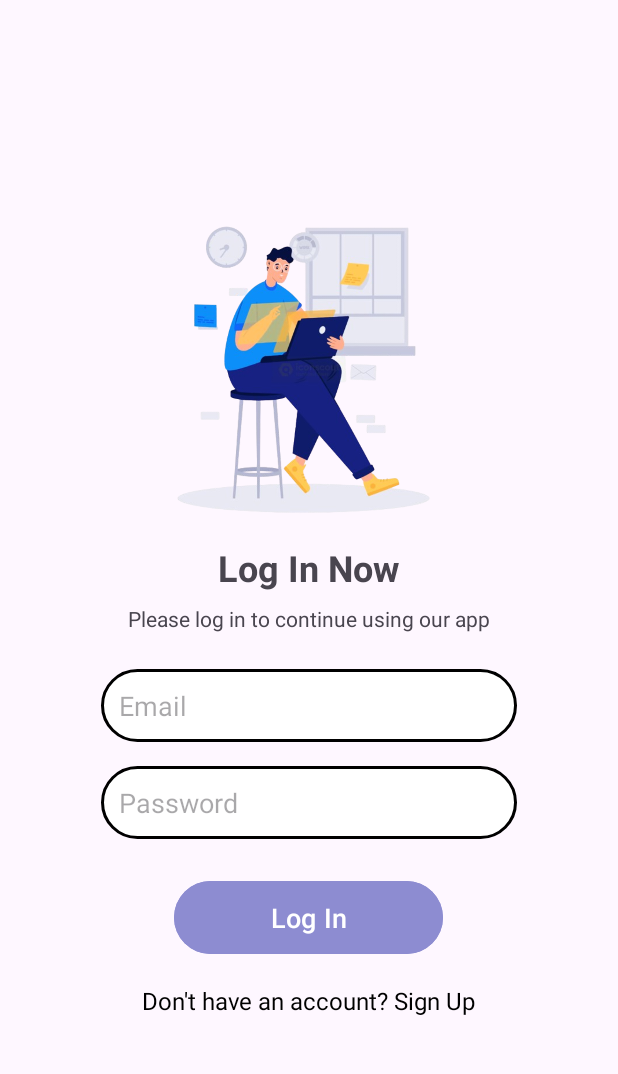
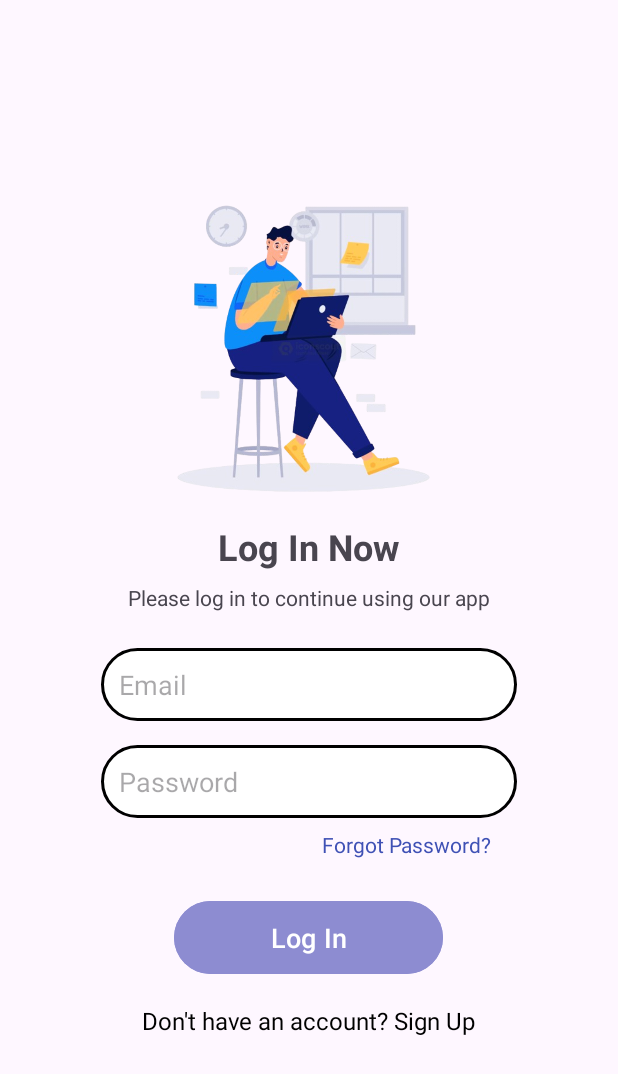
Before and after one commit to its-ss/PropFinder, an Android app: the screen it shows after launch (LoginActivity), after a tap on "Already have an account? Log in", on a phone screen of 412 x 824 dp. Shown: the top 1074 px of the screen. Run offline under Robolectric (Android 15) with nearby library versions, the phone set to English and light mode, and no system bars; our stand-ins replace Firebase (no records; nobody signed in at launch, a user with empty details on screens opened directly).

Commit message:
Forgot Password Added

```diff
--- a/app/src/main/java/com/example/propfinder/LoginActivity.java
+++ b/app/src/main/java/com/example/propfinder/LoginActivity.java
@@ -11,13 +11,12 @@ import android.widget.Toast;
 import androidx.appcompat.app.AppCompatActivity;
 
 import com.google.firebase.auth.FirebaseAuth;
-import com.google.firebase.auth.FirebaseUser;
 
 public class LoginActivity extends AppCompatActivity {
 
     private EditText etEmail, etPassword;
     private Button btnLogin;
-    private TextView tvSignUp;
+    private TextView tvSignUp, tvForgotPassword;
     private FirebaseAuth mAuth;
 
     @Override
@@ -33,6 +32,7 @@ public class LoginActivity extends AppCompatActivity {
         etPassword = findViewById(R.id.etPassword);
         btnLogin = findViewById(R.id.btnLogin);
         tvSignUp = findViewById(R.id.tvSignUp);
+        tvForgotPassword = findViewById(R.id.tvForgotPassword);
 
         // Login button listener
         btnLogin.setOnClickListener(new View.OnClickListener() {
@@ -60,35 +60,44 @@ public class LoginActivity extends AppCompatActivity {
                 startActivity(intent);
             }
         });
-    }
 
-    @Override
-    protected void onStart() {
-        super.onStart();
-        // Check if a user is already logged in
-        FirebaseUser currentUser = mAuth.getCurrentUser();
-        if (currentUser != null) {
-            // User is signed in, redirect to HomeActivity
-            Intent intent = new Intent(LoginActivity.this, HomeActivity.class);
-            startActivity(intent);
-            finish();  // Close LoginActivity so the user cannot go back to it
-        }
+        // Forgot Password link listener
+        tvForgotPassword.setOnClickListener(new View.OnClickListener() {
+            @Override
+            public void onClick(View v) {
+                String email = etEmail.getText().toString().trim();
+
+                if (email.isEmpty()) {
+                    Toast.makeText(LoginActivity.this, "Please enter your email address.", Toast.LENGTH_SHORT).show();
+                } else {
+                    resetPassword(email);
+                }
+            }
+        });
     }
 
     private void loginUser(String email, String password) {
         mAuth.signInWithEmailAndPassword(email, password)
                 .addOnCompleteListener(this, task -> {
                     if (task.isSuccessful()) {
-                        // Login success
-                        FirebaseUser user = mAuth.getCurrentUser();
                         Toast.makeText(LoginActivity.this, "Login successful!", Toast.LENGTH_SHORT).show();
                         Intent intent = new Intent(LoginActivity.this, HomeActivity.class);
                         startActivity(intent);
                         finish();  // Close login activity
                     } else {
-                        // If sign in fails, display a message to the user
                         Toast.makeText(LoginActivity.this, "Authentication failed.", Toast.LENGTH_SHORT).show();
                     }
                 });
     }
+
+    private void resetPassword(String email) {
+        mAuth.sendPasswordResetEmail(email)
+                .addOnCompleteListener(task -> {
+                    if (task.isSuccessful()) {
+                        Toast.makeText(LoginActivity.this, "Password reset email sent!", Toast.LENGTH_SHORT).show();
+                    } else {
+                        Toast.makeText(LoginActivity.this, "Error sending password reset email.", Toast.LENGTH_SHORT).show();
+                    }
+                });
+    }
 }
--- a/app/src/main/res/layout/activity_filter.xml
+++ b/app/src/main/res/layout/activity_filter.xml
@@ -293,11 +293,13 @@
 
     <Button
         android:id="@+id/submitButton"
-        android:layout_width="wrap_content"
-        android:layout_height="wrap_content"
+        android:layout_width="160dp"
+        android:layout_height="60dp"
         android:text="Submit"
         android:layout_below="@id/priceRange"
         android:layout_centerHorizontal="true"
+        android:textSize="16dp"
         android:layout_marginTop="70dp" />
 
+
 </RelativeLayout>
--- a/app/src/main/res/layout/activity_login.xml
+++ b/app/src/main/res/layout/activity_login.xml
@@ -51,6 +51,19 @@
         android:inputType="textPassword"
         android:padding="12dp" />
 
+    <!-- Forgot Password -->
+    <TextView
+        android:id="@+id/tvForgotPassword"
+        android:layout_width="wrap_content"
+        android:layout_height="wrap_content"
+        android:text="Forgot Password?"
+        android:textColor="@color/blue"
+        android:layout_marginTop="8dp"
+
+        android:clickable="true"
+        android:layout_marginLeft="65dp"
+        android:focusable="true" />
+
     <Button
         android:id="@+id/btnLogin"
         android:layout_width="179dp"
@@ -72,5 +85,4 @@
         android:clickable="true"
         android:focusable="true" />
 
-
 </LinearLayout>
--- a/app/src/main/res/values/colors.xml
+++ b/app/src/main/res/values/colors.xml
@@ -2,6 +2,7 @@
 <resources>
     <color name="black">#FF000000</color>
     <color name="white">#FFFFFFFF</color>
+    <color name="blue">#3F51B5</color>
     <color name="purple_700">#673AB7</color>
     <color name="button_selected_color">#673AB7</color> <!-- Purple for selected -->
     <color name="button_default_color">#FFFFFF</color> <!-- Default white background -->
```
Also changed, not shown: 1 other file.
